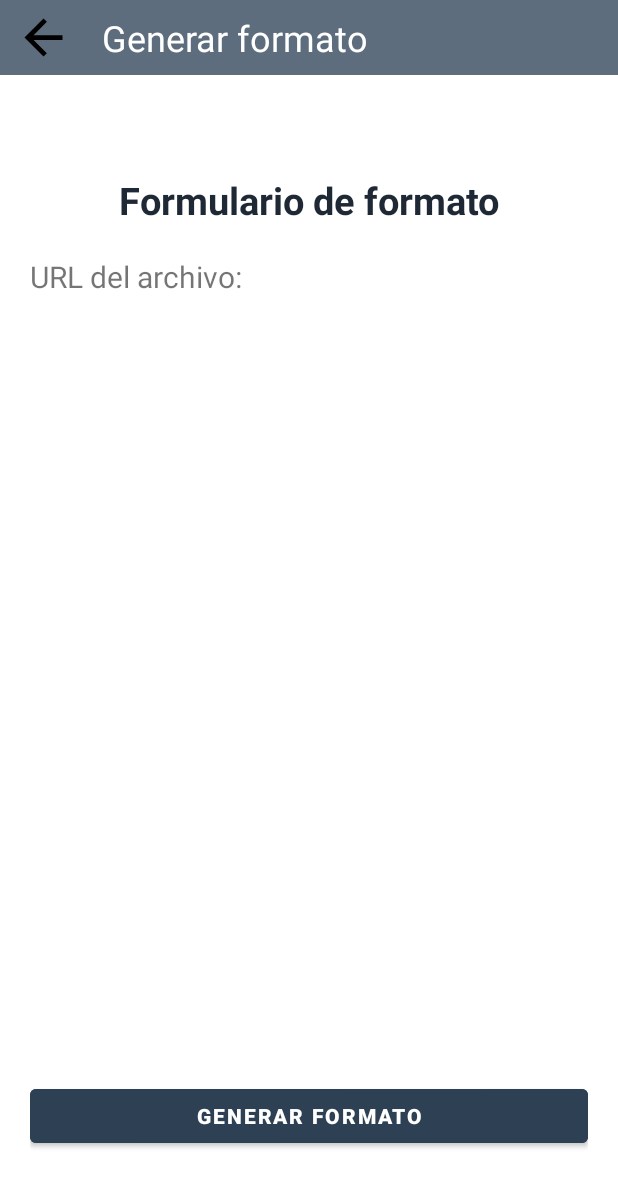
After one commit to Arellanox/subir-resultados-antigeno, an Android app: the ANTIGENO_consultar_resultado screen opened directly, with no data from a screen before it, on a phone screen of 412 x 824 dp. The commit adds this screen. Shown: the top 1187 px of the screen. Run offline under Robolectric (Android 15) with nearby library versions, the phone set to English and light mode, and no system bars; our stand-ins replace Volley; network calls fail.

Commit message:
Cambios de variables y consulta de PDF

```diff
--- a/app/build.gradle
+++ b/app/build.gradle
@@ -34,7 +34,7 @@ android {
     }
 
     buildFeatures{
-        viewBinding true
+        viewBinding = true
     }
 
     viewBinding{
@@ -50,6 +50,8 @@ dependencies {
     implementation 'com.google.android.material:material:1.1.0'
     implementation 'androidx.constraintlayout:constraintlayout:2.1.3'
     implementation 'androidx.legacy:legacy-support-v4:1.0.0'
+    implementation 'androidx.navigation:navigation-fragment-ktx:2.4.2'
+    implementation 'androidx.navigation:navigation-ui-ktx:2.4.2'
     testImplementation 'junit:junit:4.13.2'
     androidTestImplementation 'androidx.test.ext:junit:1.1.3'
     androidTestImplementation 'androidx.test.espresso:espresso-core:3.4.0'
--- a/app/src/main/AndroidManifest.xml
+++ b/app/src/main/AndroidManifest.xml
@@ -17,6 +17,11 @@
         android:supportsRtl="true"
         android:theme="@style/Theme.REFINERIA"
         android:usesCleartextTraffic="true">
+        <activity
+            android:name=".ANTIGENO.ANTIGENO_consultar_resultado"
+            android:exported="false"
+            android:label="@string/title_activity_antigeno_consultar_resultado"
+            android:theme="@style/Theme.REFINERIA.NoActionBar" />
         <activity
             android:name=".ANTIGENO.ANTIGENO_resultado_formulario"
             android:exported="false" />
--- /dev/null
+++ b/app/src/main/java/com/example/refineria/ANTIGENO/ANTIGENO_consultar_resultado.kt
@@ -0,0 +1,60 @@
+package com.example.refineria.ANTIGENO
+
+import androidx.appcompat.app.AppCompatActivity
+import android.os.Bundle
+import android.util.Log
+import android.widget.Toast
+import com.android.volley.Request
+import com.android.volley.toolbox.JsonObjectRequest
+import com.example.refineria.R
+import com.example.refineria.network.MySingleton
+import com.example.refineria.sharedpreference.RefineriaApplication.Companion.prefs
+import kotlinx.android.synthetic.main.activity_antigeno_consultar_resultado.*
+import kotlinx.android.synthetic.main.activity_login.*
+import org.json.JSONObject
+
+class ANTIGENO_consultar_resultado : AppCompatActivity() {
+    override fun onCreate(savedInstanceState: Bundle?) {
+        super.onCreate(savedInstanceState)
+        setContentView(R.layout.activity_antigeno_consultar_resultado)
+        val bundle = intent.extras
+        val id_paciente = bundle?.getInt("id_paciente")
+        val nombre = bundle?.getString("NOMBRE")
+
+        consultarPDF(id_paciente)
+
+    }
+
+    fun consultarPDF(id_paciente: Int?){
+        Toast.makeText(this,"Enviando Json, idpaciente: ${id_paciente}", Toast.LENGTH_SHORT).show()
+        //var url = prefs.getURLPDF()
+        var url = "http://bimotest.com/Bimo-lab_test/movil/antigenos/pdf/pdf.php"
+        val arreglo = JSONObject()
+        arreglo.put("id_paciente", id_paciente)
+        val jsonObjectRequest = JsonObjectRequest(Request.Method.POST,url,arreglo, {
+                response ->
+
+            Toast.makeText(this,"Respuesta", Toast.LENGTH_SHORT).show()
+            //Toast.makeText(this,"respuesta: ${response.toString()}",Toast.LENGTH_LONG).show()
+            Log.d("respuesta",response.toString())
+            val json = response.getJSONObject("response");
+            val codigo = json.getInt("code")
+
+            if (codigo==1){
+                var urlPdf = json.getString("datos")
+                Toast.makeText(this,"Respuesta: ${urlPdf}", Toast.LENGTH_SHORT).show()
+                txtURLRespuesta.text = urlPdf
+
+            }else{
+                Toast.makeText(this,"Error: PDF no encontrado", Toast.LENGTH_LONG).show()
+            }
+
+        },{
+                error ->
+            Toast.makeText(this,"Error: ${error.toString()}", Toast.LENGTH_LONG).show()
+            Log.d("error volley",error.toString())
+        })
+        MySingleton.getInstance(this).addToRequestQueue(jsonObjectRequest)
+
+    }
+}
--- a/app/src/main/java/com/example/refineria/Login.kt
+++ b/app/src/main/java/com/example/refineria/Login.kt
@@ -51,8 +51,7 @@ class Login : AppCompatActivity() {
             session.put("usuario",txtUsuario.text.toString())
             session.put("password", txtPassword.text.toString())
 
-            val jsonObjectRequest = JsonObjectRequest(Request.Method.POST,url,session,
-                {
+            val jsonObjectRequest = JsonObjectRequest(Request.Method.POST,url,session, {
                         response ->
                     //Toast.makeText(this,"respuesta: ${response.toString()}",Toast.LENGTH_LONG).show()
                     Log.d("respuesta",response.toString())
--- /dev/null
+++ b/app/src/main/res/layout/activity_antigeno_consultar_resultado.xml
@@ -0,0 +1,104 @@
+<?xml version="1.0" encoding="utf-8"?>
+<androidx.constraintlayout.widget.ConstraintLayout xmlns:android="http://schemas.android.com/apk/res/android"
+    xmlns:app="http://schemas.android.com/apk/res-auto"
+    xmlns:tools="http://schemas.android.com/tools"
+    android:layout_width="match_parent"
+    android:layout_height="match_parent"
+    tools:context=".ANTIGENO.ANTIGENO_consultar_resultado">
+
+    <LinearLayout
+        android:id="@+id/linearLayout5"
+        android:layout_width="0dp"
+        android:layout_height="50dp"
+        android:background="@color/colorPrimaryVariant"
+        android:gravity="center_vertical"
+        android:orientation="horizontal"
+        android:paddingLeft="10dp"
+        app:layout_constraintEnd_toEndOf="parent"
+        app:layout_constraintStart_toStartOf="parent"
+        app:layout_constraintTop_toTopOf="parent">
+
+        <ImageButton
+            android:id="@+id/backHome"
+            android:layout_width="wrap_content"
+            android:layout_height="wrap_content"
+            android:background="@color/colorPrimaryVariant"
+            app:srcCompat="@drawable/ic_baseline_arrow_back_24" />
+
+        <TextView
+            android:layout_width="wrap_content"
+            android:layout_height="wrap_content"
+            android:layout_marginLeft="20dp"
+            android:layout_marginRight="20dp"
+            android:text="Generar formato"
+            android:textColor="@color/white"
+            android:textSize="24sp" />
+
+    </LinearLayout>
+
+    <LinearLayout
+        android:id="@+id/linearLayout8"
+        android:layout_width="match_parent"
+        android:layout_height="wrap_content"
+        android:layout_margin="20dp"
+        android:orientation="vertical"
+        android:paddingTop="20dp"
+        android:theme="@style/OulineInput"
+        app:layout_constraintBottom_toBottomOf="parent"
+        app:layout_constraintEnd_toEndOf="parent"
+        app:layout_constraintHorizontal_bias="0.4"
+        app:layout_constraintStart_toStartOf="parent"
+        app:layout_constraintTop_toBottomOf="@+id/linearLayout5"
+        app:layout_constraintVertical_bias="0.043">
+
+        <TextView
+            android:id="@+id/textView20"
+            android:layout_width="match_parent"
+            android:layout_height="wrap_content"
+            android:layout_marginBottom="20dp"
+            android:layout_weight="1"
+            android:gravity="center"
+            android:text="Formulario de formato"
+            android:textColor="@color/colorTexto"
+            android:textSize="25sp"
+            android:textStyle="bold" />
+
+        <TextView
+            android:layout_width="match_parent"
+            android:layout_height="wrap_content"
+            android:text="URL del archivo: "
+            android:textSize="20sp" />
+
+        <TextView
+            android:id="@+id/txtURLRespuesta"
+            android:layout_width="wrap_content"
+            android:layout_height="wrap_content"
+            android:autoLink="web"
+            android:text=""
+            android:textSize="20sp" />
+
+
+    </LinearLayout>
+
+    <LinearLayout
+        android:layout_width="match_parent"
+        android:layout_height="wrap_content"
+        android:layout_margin="20dp"
+        android:layout_weight="1"
+        android:orientation="vertical"
+        app:layout_constraintBottom_toBottomOf="parent"
+        app:layout_constraintTop_toBottomOf="@+id/linearLayout8"
+        app:layout_constraintVertical_bias="0.93"
+        tools:layout_editor_absoluteX="20dp">
+
+        <Button
+            android:id="@+id/button5"
+            android:layout_width="match_parent"
+            android:layout_height="wrap_content"
+            android:backgroundTint="@color/colorFondoOscuro"
+            android:text="Generar Formato"
+            android:textColor="@color/white"
+            android:textStyle="bold" />
+    </LinearLayout>
+
+</androidx.constraintlayout.widget.ConstraintLayout>
--- a/app/src/main/res/layout/activity_antigeno_resultado_formulario.xml
+++ b/app/src/main/res/layout/activity_antigeno_resultado_formulario.xml
@@ -140,7 +140,7 @@
             <ImageView
                 android:id="@+id/imageFoto"
                 android:layout_width="match_parent"
-                android:layout_height="300dp"
+                android:layout_height="500dp"
                 android:layout_marginBottom="70dp"
                 tools:srcCompat="@tools:sample/backgrounds/scenic" />
 
@@ -156,7 +156,7 @@
         tools:layout_editor_absoluteX="20dp">
 
         <Button
-            android:id="@+id/button5"
+            android:id="@+id/btnSubirResultado"
             android:layout_width="match_parent"
             android:layout_height="56dp"
             android:layout_marginLeft="30dp"
--- a/app/src/main/res/layout/activity_antigeno_subir_resultado.xml
+++ b/app/src/main/res/layout/activity_antigeno_subir_resultado.xml
@@ -5,7 +5,6 @@
     android:layout_width="match_parent"
     android:layout_height="match_parent"
     android:background="@color/backgroundColor"
-    android:windowActivityTransitions="true"
     tools:context=".ANTIGENO.ANTIGENO_subir_resultado">
 
 
--- /dev/null
+++ b/app/src/main/res/values-land/dimens.xml
@@ -0,0 +1,3 @@
+<resources>
+    <dimen name="fab_margin">48dp</dimen>
+</resources>
--- /dev/null
+++ b/app/src/main/res/values-w1240dp/dimens.xml
@@ -0,0 +1,3 @@
+<resources>
+    <dimen name="fab_margin">200dp</dimen>
+</resources>
--- /dev/null
+++ b/app/src/main/res/values-w600dp/dimens.xml
@@ -0,0 +1,3 @@
+<resources>
+    <dimen name="fab_margin">48dp</dimen>
+</resources>
--- /dev/null
+++ b/app/src/main/res/values/dimens.xml
@@ -0,0 +1,3 @@
+<resources>
+    <dimen name="fab_margin">16dp</dimen>
+</resources>
--- a/app/src/main/res/values/themes.xml
+++ b/app/src/main/res/values/themes.xml
@@ -14,15 +14,19 @@
         <item name="android:statusBarColor" tools:targetApi="l">?attr/colorPrimaryVariant</item>
         <!-- Customize your theme here. -->
     </style>
+
     <style name="OulineInput" parent="Theme.AppCompat.Light">
         <item name="colorControlNormal">@color/black</item>
         <item name="colorControlActivated">@color/colorFondoOscuro</item>
     </style>
 
     <style name="DatePickerTheme" parent="ThemeOverlay.AppCompat.Dialog">
-        <item name="colorAccent">@color/colorFondoOscuro</item>                <!--header background-->
-        <item name="android:windowBackground">@color/backgroundColor</item>     <!--calendar background-->
-        <item name="android:colorControlActivated">@color/colorPrimaryVariant</item> <!--selected day-->
+        <item name="colorAccent">@color/colorFondoOscuro
+        </item>                <!--header background-->
+        <item name="android:windowBackground">@color/backgroundColor
+        </item>     <!--calendar background-->
+        <item name="android:colorControlActivated">@color/colorPrimaryVariant
+        </item> <!--selected day-->
         <!-- <item name="android:textStyle">bold</item> -->
         <item name="android:textColorPrimary">@color/black</item> <!--days of the month-->
         <item name="android:textColorSecondary">@color/black</item>    <!--days of the week-->
@@ -33,5 +37,14 @@
         <item name="android:state_hovered">@color/colorFondoOscuro</item>
     </style>
 
+    <style name="Theme.REFINERIA.NoActionBar">
+        <item name="windowActionBar">false</item>
+        <item name="windowNoTitle">true</item>
+    </style>
+
+    <style name="Theme.REFINERIA.AppBarOverlay" parent="ThemeOverlay.AppCompat.Dark.ActionBar" />
+
+    <style name="Theme.REFINERIA.PopupOverlay" parent="ThemeOverlay.AppCompat.Light" />
+
 
 </resources>
```
Also changed, not shown: app/src/main/java/com/example/refineria/ANTIGENO/ANTIGENO_resultado_formulario.kt (+4 -3 lines), app/src/main/java/com/example/refineria/procesar_paciente.kt (+5 -4 lines), app/src/main/res/navigation/nav_graph.xml (added, +28 -0 lines), app/src/main/res/values/strings.xml (+9 -0 lines), 1 other file.
